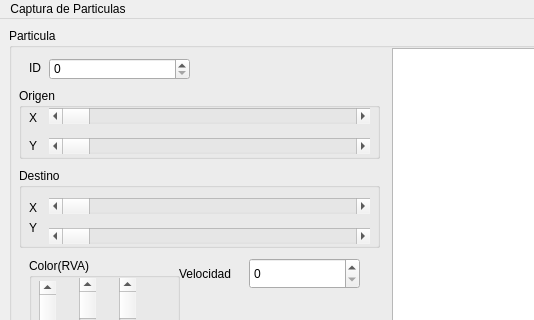
Before: the Qt Designer form mainwindow.ui in Alberto-Campos-de-la-Torre/Actividad-10, drawn with Qt 5; both pictures show x 0 to 534 and y 0 to 320 of the 697 by 561 pixel window.
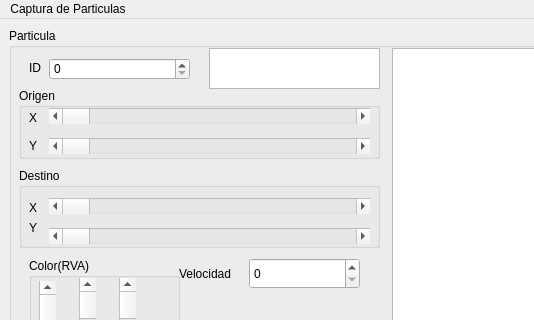
After: the same form once the commit is applied.

Commit message: Se le añadio un plain text para visualizar los valores que toman los sliders en el momento

Diff of the .ui file:
```diff
--- a/mainwindow.ui
+++ b/mainwindow.ui
@@ -371,6 +371,16 @@
         <string>Capturar Final</string>
        </property>
       </widget>
+      <widget class="QPlainTextEdit" name="NumAct">
+       <property name="geometry">
+        <rect>
+         <x>200</x>
+         <y>20</y>
+         <width>171</width>
+         <height>41</height>
+        </rect>
+       </property>
+      </widget>
      </widget>
     </item>
    </layout>
```
The commit also changes 4 other files.
